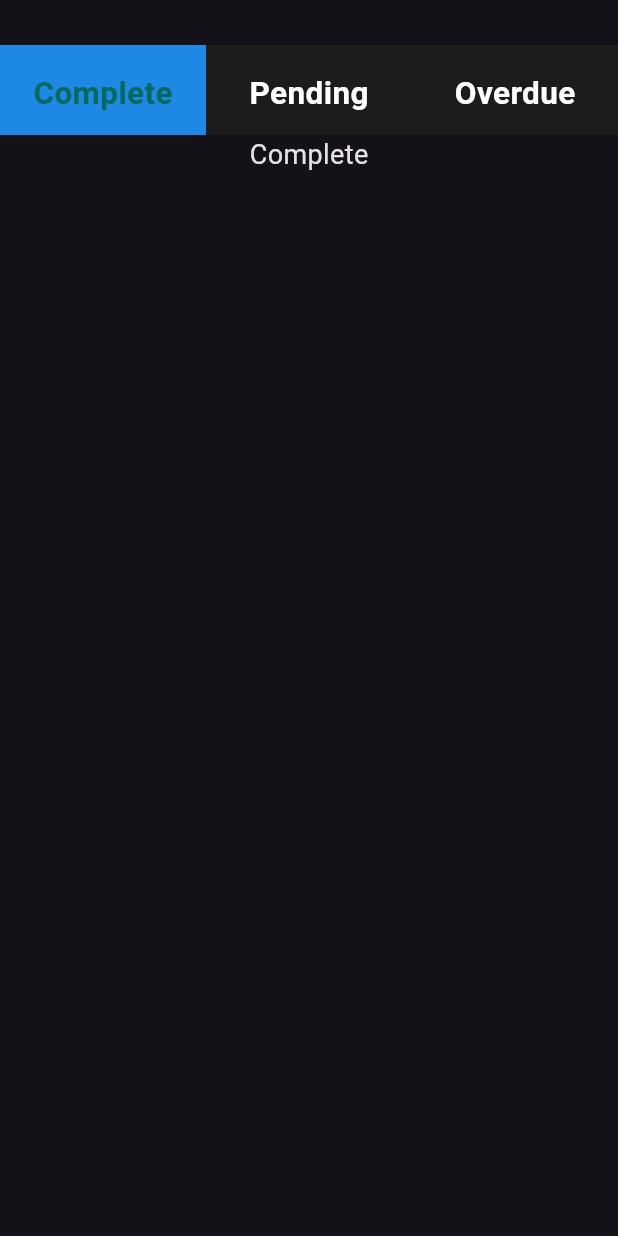
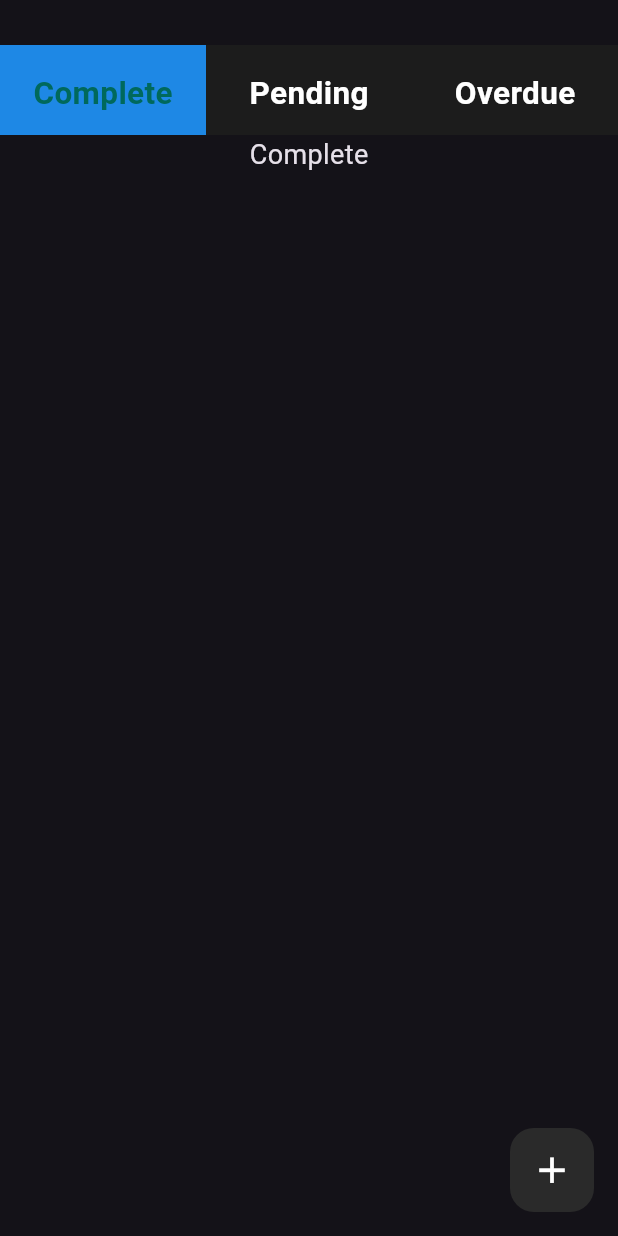
Before and after one commit to ahmedjamal22290/todo_list_app, a Flutter app: the screen it shows after launch, on a phone screen of 412 x 824 dp. Run offline on Flutter 3.47's test engine with Material 3 defaults, Android fonts, the phone set to English and light mode, and no system bars.

Commit message:
create float button

```diff
--- a/lib/views/home_view.dart
+++ b/lib/views/home_view.dart
@@ -1,13 +1,24 @@
 import 'package:flutter/material.dart';
 import 'package:todo_list_app/components/home_view_body.dart';
+import 'package:todo_list_app/constants.dart';
 
 class HomeView extends StatelessWidget {
   const HomeView({super.key});
   static String id = "HomeView";
   @override
   Widget build(BuildContext context) {
-    return const Scaffold(
-      body: HomeViewBody(),
+    return Scaffold(
+      floatingActionButton: FloatingActionButton(
+        onPressed: () {},
+        backgroundColor: Color(0xff2A2A2A),
+        elevation: 350,
+        child: const Icon(
+          Icons.add,
+          color: Colors.white,
+          size: 29,
+        ),
+      ),
+      body: const HomeViewBody(),
     );
   }
 }
```
